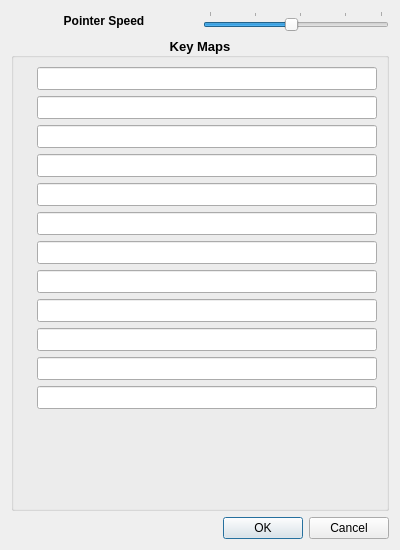
kitswas/VirtualGamePad-PC, file src/ui/preferences.ui: the form before one commit.
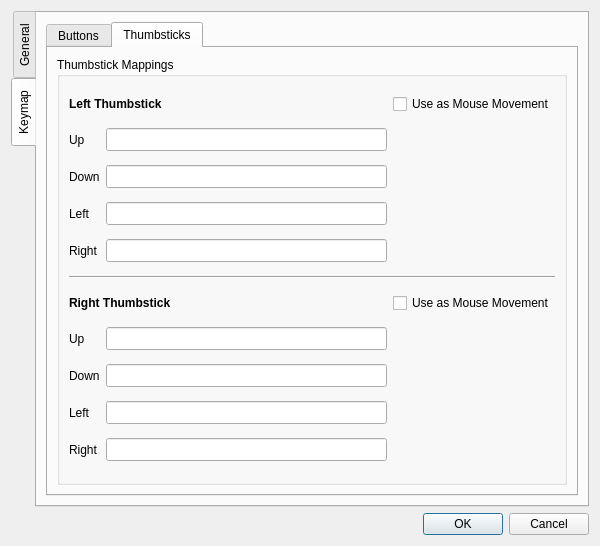
The form after the commit. The open tabs and pages were chosen to show the change. Icons and pictures are not drawn.

The edit to the form file:
```diff
--- a/src/ui/preferences.ui
+++ b/src/ui/preferences.ui
@@ -6,8 +6,8 @@
    <rect>
     <x>0</x>
     <y>0</y>
-    <width>400</width>
-    <height>550</height>
+    <width>600</width>
+    <height>546</height>
    </rect>
   </property>
   <property name="windowTitle">
@@ -15,15 +15,22 @@
   </property>
   <layout class="QVBoxLayout" name="verticalLayout">
    <item>
+    <widget class="QTabWidget" name="preferencesTabWidget">
+     <property name="tabPosition">
+      <enum>QTabWidget::TabPosition::West</enum>
+     </property>
+     <property name="currentIndex">
+      <number>1</number>
+     </property>
+     <widget class="QWidget" name="generalTab">
+      <attribute name="title">
+       <string>General</string>
+      </attribute>
+      <layout class="QVBoxLayout" name="generalTabLayout">
+       <item>
     <layout class="QHBoxLayout" name="horizontalLayout">
      <item>
       <widget class="QLabel" name="Pointer">
-       <property name="sizePolicy">
-        <sizepolicy hsizetype="Preferred" vsizetype="Preferred">
-         <horstretch>1</horstretch>
-         <verstretch>0</verstretch>
-        </sizepolicy>
-       </property>
        <property name="font">
         <font>
          <bold>true</bold>
@@ -32,19 +39,10 @@
        <property name="text">
         <string>Pointer Speed</string>
        </property>
-       <property name="alignment">
-        <set>Qt::AlignCenter</set>
-       </property>
       </widget>
      </item>
      <item>
       <widget class="QSlider" name="horizontalSlider">
-       <property name="sizePolicy">
-        <sizepolicy hsizetype="MinimumExpanding" vsizetype="Preferred">
-         <horstretch>1</horstretch>
-         <verstretch>0</verstretch>
-        </sizepolicy>
-       </property>
        <property name="minimum">
         <number>1</number>
        </property>
@@ -58,40 +56,39 @@
         <enum>Qt::Horizontal</enum>
        </property>
        <property name="tickPosition">
-        <enum>QSlider::TicksAbove</enum>
-       </property>
-       <property name="tickInterval">
-        <number>5</number>
-       </property>
+            <enum>QSlider::TickPosition::TicksAbove</enum>
+           </property>
       </widget>
      </item>
     </layout>
    </item>
+      </layout>
+     </widget>
+     <widget class="QWidget" name="keymapTab">
+      <attribute name="title">
+       <string>Keymap</string>
+      </attribute>
+      <layout class="QVBoxLayout" name="keymapTabLayout">
    <item>
-    <widget class="QGroupBox" name="KeyMaps">
-     <property name="sizePolicy">
-      <sizepolicy hsizetype="Expanding" vsizetype="Expanding">
-       <horstretch>0</horstretch>
-       <verstretch>0</verstretch>
-      </sizepolicy>
-     </property>
-     <property name="font">
-      <font>
-       <pointsize>10</pointsize>
-       <bold>true</bold>
-      </font>
-     </property>
+        <widget class="QTabWidget" name="keymapTabWidget">
+         <property name="currentIndex">
+          <number>0</number>
+         </property>
+         <widget class="QWidget" name="buttonsTab">
+          <attribute name="title">
+           <string>Buttons</string>
+          </attribute>
+          <layout class="QVBoxLayout" name="buttonsTabLayout">
+           <item>
+            <widget class="QGroupBox" name="ButtonMaps">
      <property name="title">
-      <string>Key Maps</string>
-     </property>
-     <property name="alignment">
-      <set>Qt::AlignCenter</set>
-     </property>
-     <layout class="QFormLayout" name="formLayout">
+              <string>Button Mappings</string>
+             </property>
+             <layout class="QFormLayout" name="buttonMappingsLayout">
       <item row="0" column="0">
        <widget class="QLabel" name="xbutton">
-        <property name="pixmap">
-         <pixmap resource="../../res/icons.qrc">:/icons/icons8-xbox-x-30.png</pixmap>
+                <property name="text">
+                 <string>X</string>
         </property>
        </widget>
       </item>
@@ -116,8 +113,8 @@
       </item>
       <item row="1" column="0">
        <widget class="QLabel" name="ybutton">
-        <property name="pixmap">
-         <pixmap resource="../../res/icons.qrc">:/icons/icons8-xbox-y-30.png</pixmap>
+                <property name="text">
+                 <string>Y</string>
         </property>
        </widget>
       </item>
@@ -142,8 +139,8 @@
       </item>
       <item row="2" column="0">
        <widget class="QLabel" name="abutton">
-        <property name="pixmap">
-         <pixmap resource="../../res/icons.qrc">:/icons/icons8-xbox-a-30.png</pixmap>
+                <property name="text">
+                 <string>A</string>
         </property>
        </widget>
       </item>
@@ -245,39 +242,13 @@
        </widget>
       </item>
       <item row="6" column="0">
-       <widget class="QLabel" name="ddown">
-        <property name="pixmap">
-         <pixmap resource="../../res/icons.qrc">:/icons/icons8-down-30.png</pixmap>
-        </property>
-       </widget>
-      </item>
-      <item row="6" column="1">
-       <widget class="QLineEdit" name="ddownmap">
-        <property name="sizePolicy">
-         <sizepolicy hsizetype="MinimumExpanding" vsizetype="Fixed">
-          <horstretch>0</horstretch>
-          <verstretch>0</verstretch>
-         </sizepolicy>
-        </property>
-        <property name="font">
-         <font>
-          <pointsize>10</pointsize>
-          <bold>true</bold>
-         </font>
-        </property>
-        <property name="clearButtonEnabled">
-         <bool>true</bool>
-        </property>
-       </widget>
-      </item>
-      <item row="7" column="0">
        <widget class="QLabel" name="dup">
         <property name="pixmap">
          <pixmap resource="../../res/icons.qrc">:/icons/icons8-up-30.png</pixmap>
         </property>
        </widget>
       </item>
-      <item row="7" column="1">
+              <item row="6" column="1">
        <widget class="QLineEdit" name="dupmap">
         <property name="sizePolicy">
          <sizepolicy hsizetype="MinimumExpanding" vsizetype="Fixed">
@@ -303,8 +274,8 @@
         </property>
        </widget>
       </item>
-      <item row="8" column="1">
-       <widget class="QLineEdit" name="drightmap">
+              <item row="7" column="1">
+               <widget class="QLineEdit" name="ddownmap">
         <property name="sizePolicy">
          <sizepolicy hsizetype="MinimumExpanding" vsizetype="Fixed">
           <horstretch>0</horstretch>
@@ -329,7 +300,7 @@
         </property>
        </widget>
       </item>
-      <item row="9" column="1">
+              <item row="8" column="1">
        <widget class="QLineEdit" name="dleftmap">
         <property name="sizePolicy">
          <sizepolicy hsizetype="MinimumExpanding" vsizetype="Fixed">
@@ -348,6 +319,32 @@
         </property>
        </widget>
       </item>
+              <item row="9" column="0">
+               <widget class="QLabel" name="dright">
+                <property name="text">
+                 <string>DPad Right</string>
+                </property>
+               </widget>
+              </item>
+              <item row="9" column="1">
+               <widget class="QLineEdit" name="drightmap">
+                <property name="sizePolicy">
+                 <sizepolicy hsizetype="MinimumExpanding" vsizetype="Fixed">
+                  <horstretch>0</horstretch>
+                  <verstretch>0</verstretch>
+                 </sizepolicy>
+                </property>
+                <property name="font">
+                 <font>
+                  <pointsize>10</pointsize>
+                  <bold>true</bold>
+                 </font>
+                </property>
+                <property name="clearButtonEnabled">
+                 <bool>true</bool>
+                </property>
+               </widget>
+              </item>
       <item row="10" column="0">
        <widget class="QLabel" name="menu">
         <property name="text">
@@ -360,6 +357,18 @@
       </item>
       <item row="10" column="1">
        <widget class="QLineEdit" name="menumap">
+                <property name="sizePolicy">
+                 <sizepolicy hsizetype="MinimumExpanding" vsizetype="Fixed">
+                  <horstretch>0</horstretch>
+                  <verstretch>0</verstretch>
+                 </sizepolicy>
+                </property>
+                <property name="font">
+                 <font>
+                  <pointsize>10</pointsize>
+                  <bold>true</bold>
+                 </font>
+                </property>
         <property name="clearButtonEnabled">
          <bool>true</bool>
         </property>
@@ -377,22 +386,308 @@
       </item>
       <item row="11" column="1">
        <widget class="QLineEdit" name="viewmap">
+                <property name="sizePolicy">
+                 <sizepolicy hsizetype="MinimumExpanding" vsizetype="Fixed">
+                  <horstretch>0</horstretch>
+                  <verstretch>0</verstretch>
+                 </sizepolicy>
+                </property>
+                <property name="font">
+                 <font>
+                  <pointsize>10</pointsize>
+                  <bold>true</bold>
+                 </font>
+                </property>
         <property name="clearButtonEnabled">
          <bool>true</bool>
         </property>
        </widget>
       </item>
      </layout>
+            </widget>
+           </item>
+          </layout>
+         </widget>
+         <widget class="QWidget" name="thumbsticksTab">
+          <attribute name="title">
+           <string>Thumbsticks</string>
+          </attribute>
+          <layout class="QVBoxLayout" name="thumbsticksTabLayout">
+           <item>
+            <widget class="QGroupBox" name="ThumbstickMaps">
+             <property name="title">
+              <string>Thumbstick Mappings</string>
+             </property>
+             <layout class="QGridLayout" name="thumbstickGridLayout">
+              <item row="0" column="0" colspan="2">
+               <widget class="QLabel" name="leftThumbLabel">
+                <property name="font">
+                 <font>
+                  <bold>true</bold>
+                 </font>
+                </property>
+                <property name="text">
+                 <string>Left Thumbstick</string>
+                </property>
+               </widget>
+              </item>
+              <item row="0" column="2">
+               <widget class="QCheckBox" name="leftThumbMouseMove">
+                <property name="text">
+                 <string>Use as Mouse Movement</string>
+                </property>
+               </widget>
+              </item>
+              <item row="1" column="0">
+               <widget class="QLabel" name="leftThumbUpLabel">
+                <property name="text">
+                 <string>Up</string>
+                </property>
+               </widget>
+              </item>
+              <item row="1" column="1">
+               <widget class="QLineEdit" name="leftThumbUpMap">
+                <property name="sizePolicy">
+                 <sizepolicy hsizetype="MinimumExpanding" vsizetype="Fixed">
+                  <horstretch>0</horstretch>
+                  <verstretch>0</verstretch>
+                 </sizepolicy>
+                </property>
+                <property name="font">
+                 <font>
+                  <pointsize>10</pointsize>
+                  <bold>true</bold>
+                 </font>
+                </property>
+                <property name="clearButtonEnabled">
+                 <bool>true</bool>
+                </property>
+               </widget>
+              </item>
+              <item row="2" column="0">
+               <widget class="QLabel" name="leftThumbDownLabel">
+                <property name="text">
+                 <string>Down</string>
+                </property>
+               </widget>
+              </item>
+              <item row="2" column="1">
+               <widget class="QLineEdit" name="leftThumbDownMap">
+                <property name="sizePolicy">
+                 <sizepolicy hsizetype="MinimumExpanding" vsizetype="Fixed">
+                  <horstretch>0</horstretch>
+                  <verstretch>0</verstretch>
+                 </sizepolicy>
+                </property>
+                <property name="font">
+                 <font>
+                  <pointsize>10</pointsize>
+                  <bold>true</bold>
+                 </font>
+                </property>
+                <property name="clearButtonEnabled">
+                 <bool>true</bool>
+                </property>
+               </widget>
+              </item>
+              <item row="3" column="0">
+               <widget class="QLabel" name="leftThumbLeftLabel">
+                <property name="text">
+                 <string>Left</string>
+                </property>
+               </widget>
+              </item>
+              <item row="3" column="1">
+               <widget class="QLineEdit" name="leftThumbLeftMap">
+                <property name="sizePolicy">
+                 <sizepolicy hsizetype="MinimumExpanding" vsizetype="Fixed">
+                  <horstretch>0</horstretch>
+                  <verstretch>0</verstretch>
+                 </sizepolicy>
+                </property>
+                <property name="font">
+                 <font>
+                  <pointsize>10</pointsize>
+                  <bold>true</bold>
+                 </font>
+                </property>
+                <property name="clearButtonEnabled">
+                 <bool>true</bool>
+                </property>
+               </widget>
+              </item>
+              <item row="4" column="0">
+               <widget class="QLabel" name="leftThumbRightLabel">
+                <property name="text">
+                 <string>Right</string>
+                </property>
+               </widget>
+              </item>
+              <item row="4" column="1">
+               <widget class="QLineEdit" name="leftThumbRightMap">
+                <property name="sizePolicy">
+                 <sizepolicy hsizetype="MinimumExpanding" vsizetype="Fixed">
+                  <horstretch>0</horstretch>
+                  <verstretch>0</verstretch>
+                 </sizepolicy>
+                </property>
+                <property name="font">
+                 <font>
+                  <pointsize>10</pointsize>
+                  <bold>true</bold>
+                 </font>
+                </property>
+                <property name="clearButtonEnabled">
+                 <bool>true</bool>
+                </property>
+               </widget>
+              </item>
+              <item row="5" column="0" colspan="3">
+               <widget class="QFrame" name="thumbstickSeparator">
+                <property name="frameShape">
+                 <enum>QFrame::Shape::HLine</enum>
+                </property>
+                <property name="frameShadow">
+                 <enum>QFrame::Shadow::Sunken</enum>
+                </property>
+               </widget>
+              </item>
+              <item row="6" column="0" colspan="2">
+               <widget class="QLabel" name="rightThumbLabel">
+                <property name="font">
+                 <font>
+                  <bold>true</bold>
+                 </font>
+                </property>
+                <property name="text">
+                 <string>Right Thumbstick</string>
+                </property>
+               </widget>
+              </item>
+              <item row="6" column="2">
+               <widget class="QCheckBox" name="rightThumbMouseMove">
+                <property name="text">
+                 <string>Use as Mouse Movement</string>
+                </property>
+               </widget>
+              </item>
+              <item row="7" column="0">
+               <widget class="QLabel" name="rightThumbUpLabel">
+                <property name="text">
+                 <string>Up</string>
+                </property>
+               </widget>
+              </item>
+              <item row="7" column="1">
+               <widget class="QLineEdit" name="rightThumbUpMap">
+                <property name="sizePolicy">
+                 <sizepolicy hsizetype="MinimumExpanding" vsizetype="Fixed">
+                  <horstretch>0</horstretch>
+                  <verstretch>0</verstretch>
+                 </sizepolicy>
+                </property>
+                <property name="font">
+                 <font>
+                  <pointsize>10</pointsize>
+                  <bold>true</bold>
+                 </font>
+                </property>
+                <property name="clearButtonEnabled">
+                 <bool>true</bool>
+                </property>
+               </widget>
+              </item>
+              <item row="8" column="0">
+               <widget class="QLabel" name="rightThumbDownLabel">
+                <property name="text">
+                 <string>Down</string>
+                </property>
+               </widget>
+              </item>
+              <item row="8" column="1">
+               <widget class="QLineEdit" name="rightThumbDownMap">
+                <property name="sizePolicy">
+                 <sizepolicy hsizetype="MinimumExpanding" vsizetype="Fixed">
+                  <horstretch>0</horstretch>
+                  <verstretch>0</verstretch>
+                 </sizepolicy>
+                </property>
+                <property name="font">
+                 <font>
+                  <pointsize>10</pointsize>
+                  <bold>true</bold>
+                 </font>
+                </property>
+                <property name="clearButtonEnabled">
+                 <bool>true</bool>
+                </property>
+               </widget>
+              </item>
+              <item row="9" column="0">
+               <widget class="QLabel" name="rightThumbLeftLabel">
+                <property name="text">
+                 <string>Left</string>
+                </property>
+               </widget>
+              </item>
+              <item row="9" column="1">
+               <widget class="QLineEdit" name="rightThumbLeftMap">
+                <property name="sizePolicy">
+                 <sizepolicy hsizetype="MinimumExpanding" vsizetype="Fixed">
+                  <horstretch>0</horstretch>
+                  <verstretch>0</verstretch>
+                 </sizepolicy>
+                </property>
+                <property name="font">
+                 <font>
+                  <pointsize>10</pointsize>
+                  <bold>true</bold>
+                 </font>
+                </property>
+                <property name="clearButtonEnabled">
+                 <bool>true</bool>
+                </property>
+               </widget>
+              </item>
+              <item row="10" column="0">
+               <widget class="QLabel" name="rightThumbRightLabel">
+                <property name="text">
+                 <string>Right</string>
+                </property>
+               </widget>
+              </item>
+              <item row="10" column="1">
+               <widget class="QLineEdit" name="rightThumbRightMap">
+                <property name="sizePolicy">
+                 <sizepolicy hsizetype="MinimumExpanding" vsizetype="Fixed">
+                  <horstretch>0</horstretch>
+                  <verstretch>0</verstretch>
+                 </sizepolicy>
+                </property>
+                <property name="font">
+                 <font>
+                  <pointsize>10</pointsize>
+                  <bold>true</bold>
+                 </font>
+                </property>
+                <property name="clearButtonEnabled">
+                 <bool>true</bool>
+                </property>
+               </widget>
+              </item>
+             </layout>
+            </widget>
+           </item>
+          </layout>
+         </widget>
+        </widget>
+       </item>
+      </layout>
+     </widget>
     </widget>
    </item>
    <item>
     <widget class="QDialogButtonBox" name="buttonBox">
-     <property name="cursor">
-      <cursorShape>ArrowCursor</cursorShape>
-     </property>
-     <property name="orientation">
-      <enum>Qt::Horizontal</enum>
-     </property>
      <property name="standardButtons">
       <set>QDialogButtonBox::Cancel|QDialogButtonBox::Ok</set>
      </property>
```
Left out of the diff: 52 changed lines with no effect on the pictures. Lines whose indentation alone changed are shown as unchanged.
